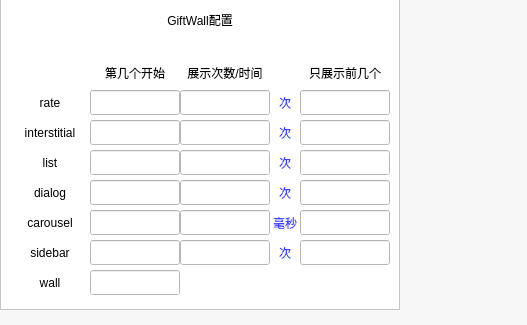
This is app/edit_gift/gui/edit_gift_ui.ui in WanKaKa/IjsGiftWall as Qt 5 draws it before an edit; both pictures show x 0 to 527 and y 314 to 639 of the 1070 by 778 pixel window. The edited form follows.
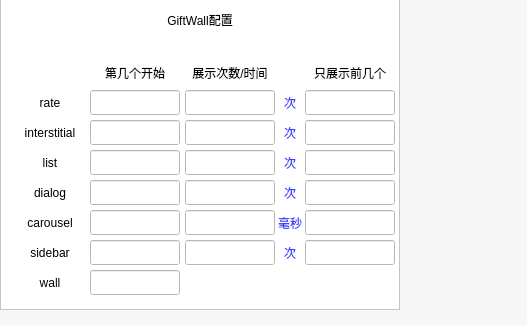
This is the edited form.

The edit to the form file:
```diff
--- a/app/edit_gift/gui/edit_gift_ui.ui
+++ b/app/edit_gift/gui/edit_gift_ui.ui
@@ -237,7 +237,7 @@
          <widget class="QLineEdit" name="dialog_limit">
           <property name="geometry">
            <rect>
-            <x>300</x>
+            <x>305</x>
             <y>190</y>
             <width>90</width>
             <height>25</height>
@@ -255,7 +255,7 @@
          <widget class="QLabel" name="label_6">
           <property name="geometry">
            <rect>
-            <x>270</x>
+            <x>275</x>
             <y>160</y>
             <width>30</width>
             <height>25</height>
@@ -275,7 +275,7 @@
          <widget class="QLineEdit" name="list_limit">
           <property name="geometry">
            <rect>
-            <x>300</x>
+            <x>305</x>
             <y>160</y>
             <width>90</width>
             <height>25</height>
@@ -293,7 +293,7 @@
          <widget class="QLabel" name="label_5">
           <property name="geometry">
            <rect>
-            <x>270</x>
+            <x>275</x>
             <y>130</y>
             <width>30</width>
             <height>25</height>
@@ -369,7 +369,7 @@
          <widget class="QLineEdit" name="sidebar_count">
           <property name="geometry">
            <rect>
-            <x>180</x>
+            <x>185</x>
             <y>250</y>
             <width>90</width>
             <height>25</height>
@@ -387,7 +387,7 @@
          <widget class="QLabel" name="label_3">
           <property name="geometry">
            <rect>
-            <x>300</x>
+            <x>305</x>
             <y>70</y>
             <width>90</width>
             <height>25</height>
@@ -427,7 +427,7 @@
          <widget class="QLabel" name="label_7">
           <property name="geometry">
            <rect>
-            <x>270</x>
+            <x>275</x>
             <y>190</y>
             <width>30</width>
             <height>25</height>
@@ -447,7 +447,7 @@
          <widget class="QLineEdit" name="sidebar_limit">
           <property name="geometry">
            <rect>
-            <x>300</x>
+            <x>305</x>
             <y>250</y>
             <width>90</width>
             <height>25</height>
@@ -485,7 +485,7 @@
          <widget class="QLabel" name="label_2">
           <property name="geometry">
            <rect>
-            <x>180</x>
+            <x>185</x>
             <y>70</y>
             <width>90</width>
             <height>25</height>
@@ -505,7 +505,7 @@
          <widget class="QLabel" name="label_8">
           <property name="geometry">
            <rect>
-            <x>270</x>
+            <x>275</x>
             <y>220</y>
             <width>30</width>
             <height>25</height>
@@ -525,7 +525,7 @@
          <widget class="QLineEdit" name="interstitial_count">
           <property name="geometry">
            <rect>
-            <x>180</x>
+            <x>185</x>
             <y>130</y>
             <width>90</width>
             <height>25</height>
@@ -543,7 +543,7 @@
          <widget class="QLineEdit" name="rate_count">
           <property name="geometry">
            <rect>
-            <x>180</x>
+            <x>185</x>
             <y>100</y>
             <width>90</width>
             <height>25</height>
@@ -561,7 +561,7 @@
          <widget class="QLineEdit" name="list_count">
           <property name="geometry">
            <rect>
-            <x>180</x>
+            <x>185</x>
             <y>160</y>
             <width>90</width>
             <height>25</height>
@@ -599,7 +599,7 @@
          <widget class="QLineEdit" name="carousel_count">
           <property name="geometry">
            <rect>
-            <x>180</x>
+            <x>185</x>
             <y>220</y>
             <width>90</width>
             <height>25</height>
@@ -673,7 +673,7 @@
          <widget class="QLineEdit" name="dialog_count">
           <property name="geometry">
            <rect>
-            <x>180</x>
+            <x>185</x>
             <y>190</y>
             <width>90</width>
             <height>25</height>
@@ -691,7 +691,7 @@
          <widget class="QLabel" name="label_9">
           <property name="geometry">
            <rect>
-            <x>270</x>
+            <x>275</x>
             <y>250</y>
             <width>30</width>
             <height>25</height>
@@ -711,7 +711,7 @@
          <widget class="QLineEdit" name="rate_limit">
           <property name="geometry">
            <rect>
-            <x>300</x>
+            <x>305</x>
             <y>100</y>
             <width>90</width>
             <height>25</height>
@@ -767,7 +767,7 @@
          <widget class="QLabel" name="label_4">
           <property name="geometry">
            <rect>
-            <x>270</x>
+            <x>275</x>
             <y>100</y>
             <width>30</width>
             <height>25</height>
@@ -863,7 +863,7 @@
          <widget class="QLineEdit" name="carousel_limit">
           <property name="geometry">
            <rect>
-            <x>300</x>
+            <x>305</x>
             <y>220</y>
             <width>90</width>
             <height>25</height>
@@ -881,7 +881,7 @@
          <widget class="QLineEdit" name="interstitial_limit">
           <property name="geometry">
            <rect>
-            <x>300</x>
+            <x>305</x>
             <y>130</y>
             <width>90</width>
             <height>25</height>
```
